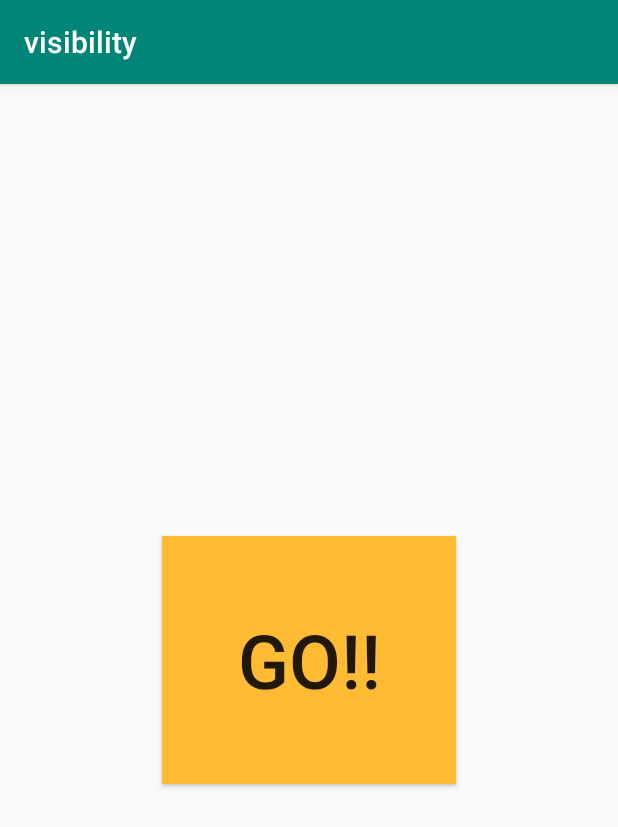
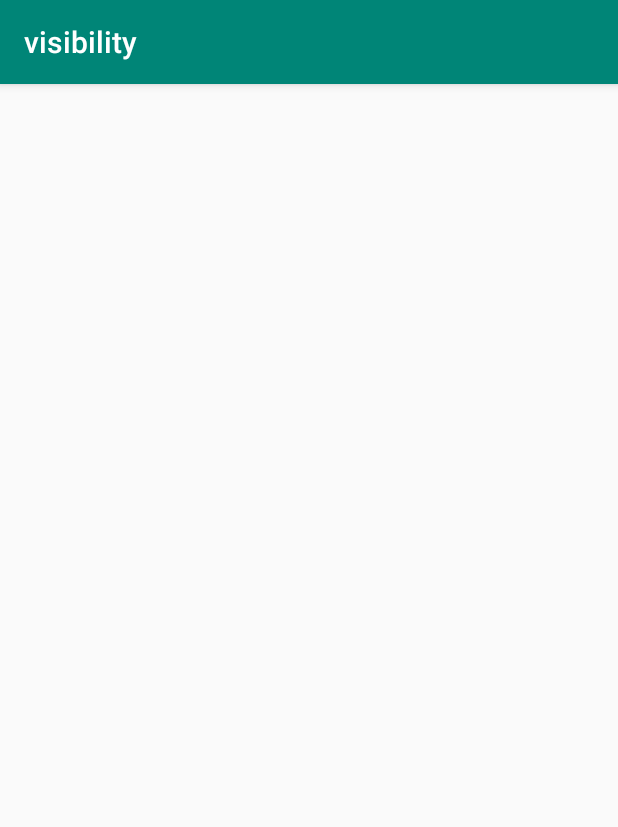
Before and after one commit to shubham9229/remote, an Android app: the screen it shows after launch (MainActivity), on a phone screen of 412 x 824 dp. Shown: the top 827 px of the screen. Run offline under Robolectric (Android 15) with nearby library versions, the phone set to English and light mode, and no system bars.

Commit message:
Update activity_main.xml
lode laga diye

```diff
--- a/src/main/res/layout/activity_main.xml
+++ b/src/main/res/layout/activity_main.xml
@@ -20,30 +20,24 @@
         app:layout_constraintStart_toStartOf="parent"
         app:layout_constraintTop_toTopOf="parent">
 
-        <Button
-            android:id="@+id/go"
-            android:layout_width="196dp"
-            android:layout_height="165dp"
-            android:layout_centerHorizontal="true"
-            android:layout_centerVertical="true"
-            android:background="@android:color/holo_orange_light"
-            android:onClick="start"
-            android:text="GO!!"
-            android:textSize="50sp" />
+
+
 
         <TextView
-            android:id="@+id/timer"
-            android:layout_width="104dp"
-            android:layout_height="59dp"
+            android:id="@+id/marks"
+            android:layout_width="102dp"
+            android:layout_height="60dp"
             android:layout_alignParentTop="true"
+            android:layout_alignParentEnd="true"
+            android:layout_alignParentRight="true"
             android:layout_marginTop="13dp"
-            android:layout_marginEnd="-18dp"
-            android:layout_toStartOf="@+id/go"
+            android:layout_marginEnd="0dp"
+            android:layout_marginRight="0dp"
             android:background="@android:color/holo_purple"
             android:gravity="center_horizontal"
-            android:text="TextView"
             android:textSize="30sp"
             android:visibility="invisible" />
+
 
         <TextView
             android:id="@+id/marks"
```
